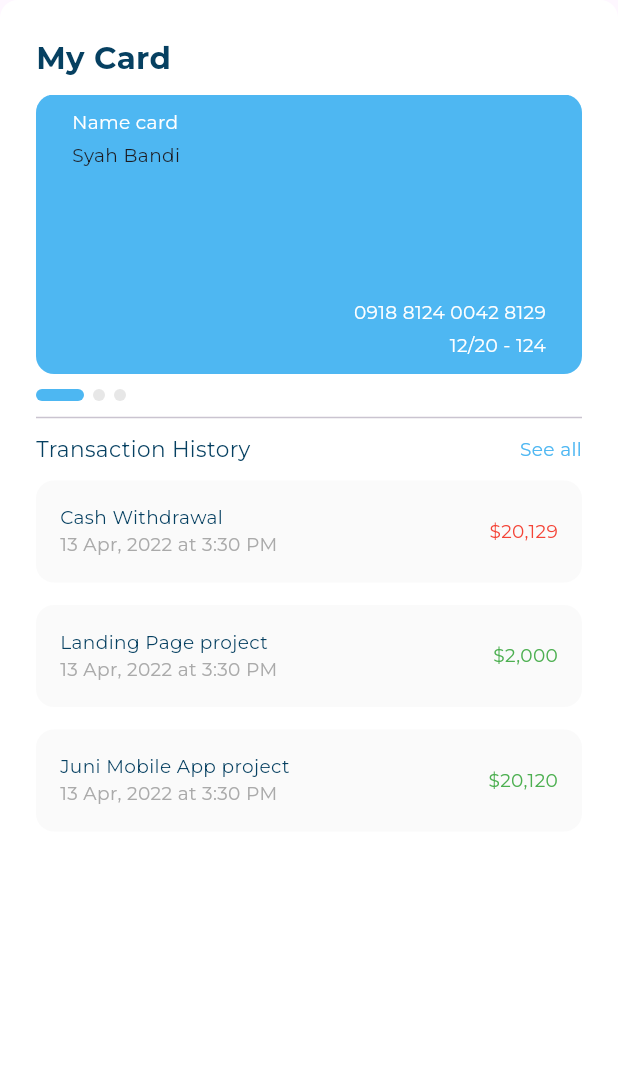
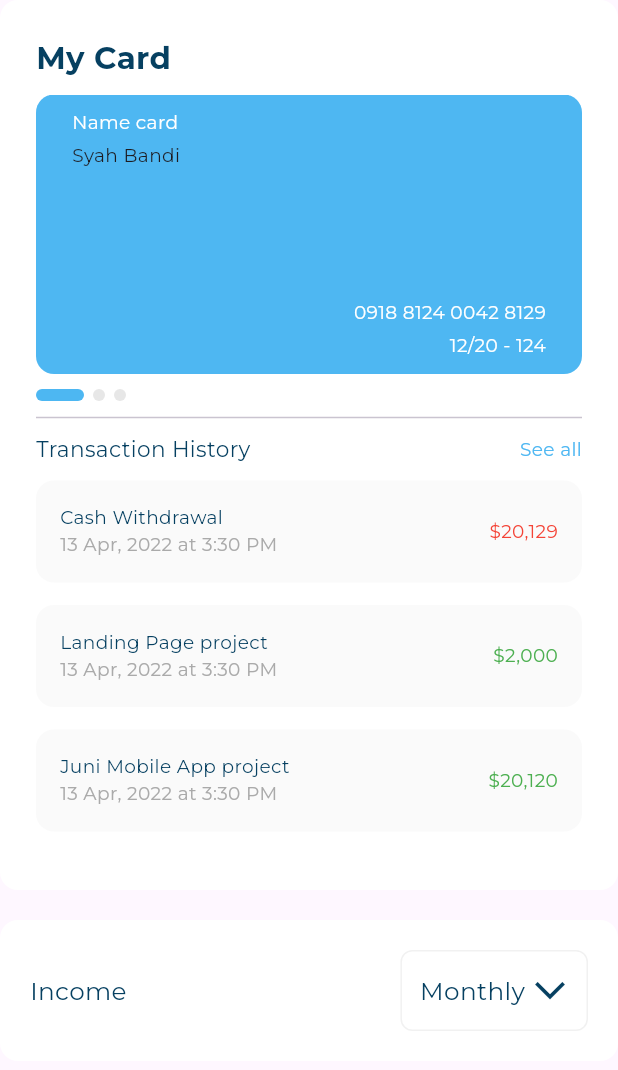
Before and after one commit to Alaanaser714/DashBoard, a Flutter app: the MyCardSection widget shown alone on an empty page, opened directly, on a phone screen of 412 x 824 dp. Shown: the top 1070 px of the screen. Run offline on Flutter 3.47's test engine with Material 3 defaults, Android fonts, the phone set to English and light mode, and no system bars; drawn by our look-alikes of expandable_page_view; our stand-ins replace flutter_svg; project files that could hold a hidden picture were left out.

Commit message:
create income sction

```diff
--- /dev/null
+++ b/lib/views/widgets/income_header.dart
@@ -0,0 +1,55 @@
+import 'package:dashboard/core/utils/app_colors.dart';
+import 'package:flutter/material.dart';
+
+import '../../core/utils/app_styles.dart';
+
+class IncomeHeader extends StatelessWidget {
+  const IncomeHeader({super.key});
+
+  @override
+  Widget build(BuildContext context) {
+    return Row(
+      mainAxisAlignment: MainAxisAlignment.spaceBetween,
+      children: [
+        Text(
+          "Income",
+          style: AppStyles.f16w400(context).copyWith(
+            color: AppColors.secondColor,
+          ),
+        ),
+        Container(
+          decoration: BoxDecoration(
+              color: Colors.white,
+              borderRadius: BorderRadius.circular(8),
+              border: Border.all(
+                color: Color(0xffF1F1F1),
+              )),
+          child: Padding(
+            padding: const EdgeInsets.symmetric(
+              horizontal: 12,
+              vertical: 14,
+            ),
+            child: Row(
+              children: [
+                Text(
+                  "Monthly",
+                  style: AppStyles.f16w500(context).copyWith(
+                    color: AppColors.secondColor,
+                  ),
+                ),
+                SizedBox(
+                  width: 5,
+                ),
+                Transform.rotate(
+                    angle: -1.5707,
+                    child: Icon(
+                        color: AppColors.secondColor,
+                        Icons.arrow_back_ios_new_outlined))
+              ],
+            ),
+          ),
+        )
+      ],
+    );
+  }
+}
--- /dev/null
+++ b/lib/views/widgets/income_section.dart
@@ -0,0 +1,25 @@
+import 'package:flutter/material.dart';
+
+import 'income_header.dart';
+
+class IncomeSection extends StatelessWidget {
+  const IncomeSection({super.key});
+
+  @override
+  Widget build(BuildContext context) {
+    return Container(
+      decoration: BoxDecoration(
+        color: Colors.white,
+        borderRadius: BorderRadius.circular(12),
+      ),
+      child: Padding(
+        padding: const EdgeInsets.all(20),
+        child: Column(
+          children: [
+            IncomeHeader(),
+          ],
+        ),
+      ),
+    );
+  }
+}
--- a/lib/views/widgets/my_card_section.dart
+++ b/lib/views/widgets/my_card_section.dart
@@ -1,9 +1,12 @@
 import 'dart:async';
+import 'package:dashboard/views/widgets/all_expenses_header_item.dart';
+import 'package:dashboard/views/widgets/income_header.dart';
 import 'package:flutter/material.dart';
 import 'package:dashboard/core/utils/app_colors.dart';
 import 'package:dashboard/views/widgets/dots_list.dart';
 import 'package:dashboard/views/widgets/my_card_page_view.dart';
 import '../../core/utils/app_styles.dart';
+import 'income_section.dart';
 import 'transaction_history.dart';
 
 class MyCardSection extends StatefulWidget {
@@ -51,7 +54,9 @@ class _MyCardSectionState extends State<MyCardSection> {
 
   @override
   Widget build(BuildContext context) {
-    return Container(
+    return Column(
+      children: [
+        Container(
           decoration: BoxDecoration(
             color: Colors.white,
             borderRadius: BorderRadius.circular(12),
@@ -79,6 +84,12 @@ class _MyCardSectionState extends State<MyCardSection> {
               ],
             ),
           ),
+        ),
+        SizedBox(
+          height: 20,
+        ),
+        IncomeSection()
+      ],
     );
   }
 }
```
Lines whose indentation alone changed are shown as unchanged.
